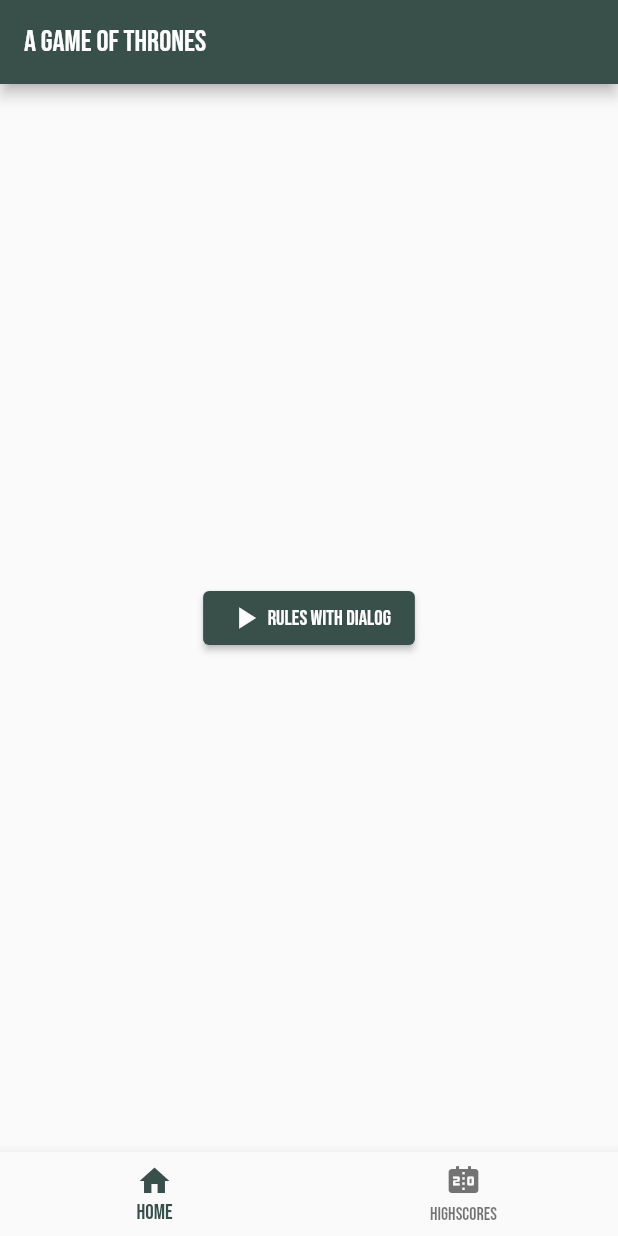
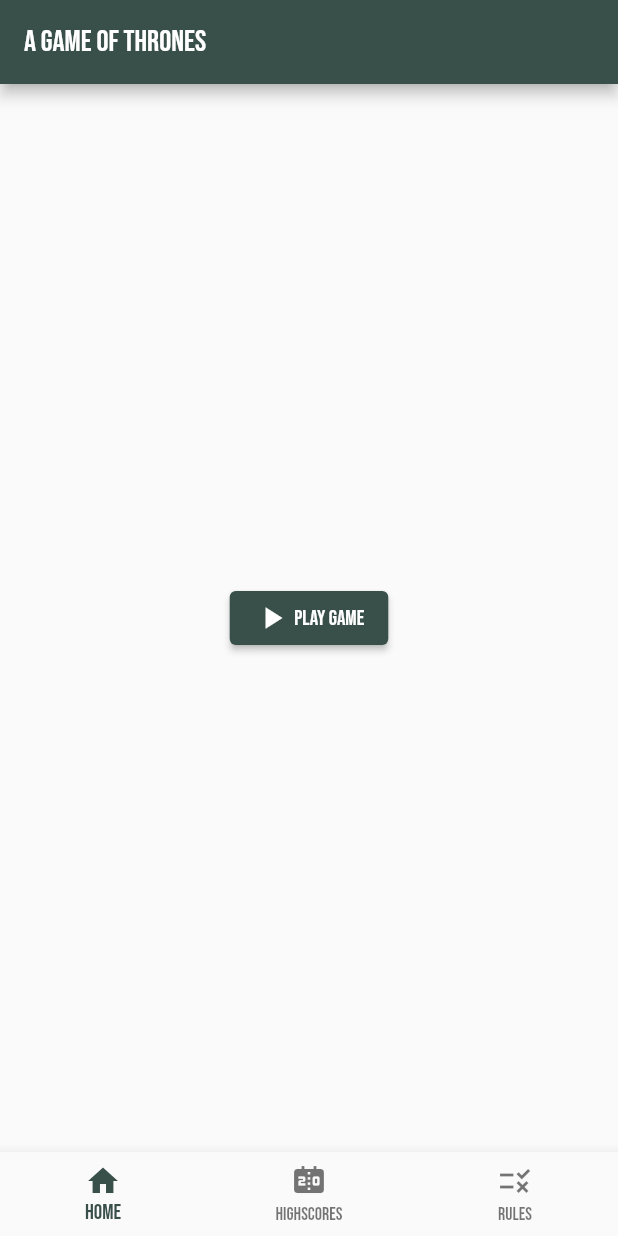
Before and after one commit to KevinVandeputte-TM/flutter_wikitude_project, a Flutter app: the screen it shows after launch, on a phone screen of 412 x 824 dp. Run offline on Flutter 3.47's test engine with Material 2 defaults, Android fonts, the phone set to English and light mode, and no system bars; our stand-ins replace google_fonts.

Commit message:
instead of popup, use page =? Maybe easier to maintain?

```diff
--- a/lib/main.dart
+++ b/lib/main.dart
@@ -13,7 +13,7 @@
   Widget build(BuildContext context) {
     return MaterialApp(
       debugShowCheckedModeBanner: false,
-      title: 'User Management',
+      title: '',
       theme: ThemeData(
         primarySwatch: createMaterialColor(const Color(0xFF394F49)),
         textTheme: GoogleFonts.bebasNeueTextTheme(),
--- a/lib/pages/home.dart
+++ b/lib/pages/home.dart
@@ -1,4 +1,5 @@
 import 'package:flutter/material.dart';
+import 'package:got_app/pages/gamerules.dart';
 import 'package:got_app/pages/highscores.dart';
 import 'package:got_app/widgets/fullscreendialog.dart';
 
@@ -11,10 +12,7 @@
 
 class _HomePageState extends State<HomePage> {
   int _currentIndex = 0;
-  final pages = const [
-    HomePage(),
-    HighScorePage(),
-  ];
+  final pages = const [HomePage(), HighScorePage(), GameRulesPage()];
 
   //BUILD
   @override
@@ -33,11 +31,13 @@
                 SizedBox(
                   width: 3,
                 ),
-                Text("rules with dialog")
+                Text("play game")
               ],
             ),
             onPressed: () {
-              //////////////------------------START: code for pop up screen rules
+              /*
+
+              //////////////------------------START: code for pop up screen rules: WORK IF WE DONT USE PAGE BUT ONLY POP UP
               showGeneralDialog(
                 context: context,
                 pageBuilder: (bc, ania, anis) {
@@ -52,8 +52,9 @@
               );
             }
             //////////////------------------END: code for pop up screen rules
-
-            ),
+            ///
+          */
+            }),
       ),
       bottomNavigationBar: BottomNavigationBar(
         currentIndex: _currentIndex,
@@ -69,6 +70,7 @@
           ),
           BottomNavigationBarItem(
               icon: Icon(Icons.scoreboard), label: "Highscores"),
+          BottomNavigationBarItem(icon: Icon(Icons.rule), label: "rules"),
         ],
       ),
     );
```
Also changed, not shown: lib/pages/gamerules.dart (added, +49 -0 lines), lib/widgets/fullscreendialog.dart (+2 -7 lines), lib/widgets/ruleswidget.dart (deleted).
